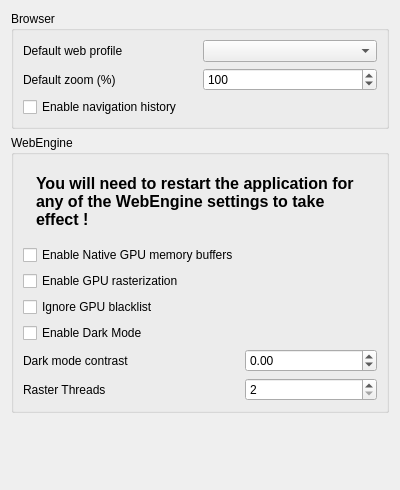
Before: the Qt Designer form galacteek/ui/forms/settings_browser.ui in pinnaculum/galacteek, drawn with Qt 5.
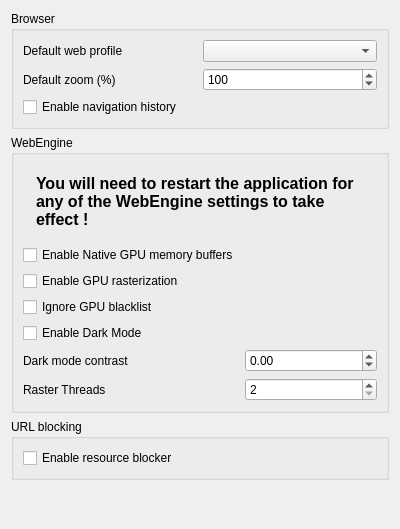
After: the same form once the commit is applied.

Commit message:
Add a setting to enable/disable the resource blocker
Only run the resource blocker on http/https

[deploy]

```diff
--- a/galacteek/ui/forms/settings_browser.ui
+++ b/galacteek/ui/forms/settings_browser.ui
@@ -7,7 +7,7 @@
     <x>0</x>
     <y>0</y>
     <width>400</width>
-    <height>490</height>
+    <height>529</height>
    </rect>
   </property>
   <property name="windowTitle">
@@ -172,6 +172,29 @@
        </layout>
       </widget>
      </item>
+     <item>
+      <widget class="QGroupBox" name="groupBox">
+       <property name="title">
+        <string>URL blocking</string>
+       </property>
+       <layout class="QGridLayout" name="gridLayout_2">
+        <item row="0" column="0">
+         <layout class="QGridLayout" name="gridLayout">
+          <item row="0" column="0">
+           <widget class="QCheckBox" name="enableResourceBlocker">
+            <property name="toolTip">
+             <string>&lt;html&gt;&lt;head/&gt;&lt;body&gt;&lt;p&gt;&lt;span style=&quot; font-size:11pt;&quot;&gt;Enable the use of the resource blocker to block access to the URLs listed in the blocking lists database&lt;/span&gt;&lt;/p&gt;&lt;/body&gt;&lt;/html&gt;</string>
+            </property>
+            <property name="text">
+             <string>Enable resource blocker</string>
+            </property>
+           </widget>
+          </item>
+         </layout>
+        </item>
+       </layout>
+      </widget>
+     </item>
      <item>
       <spacer name="verticalSpacer">
        <property name="orientation">
```
The commit also changes 8 other files.
